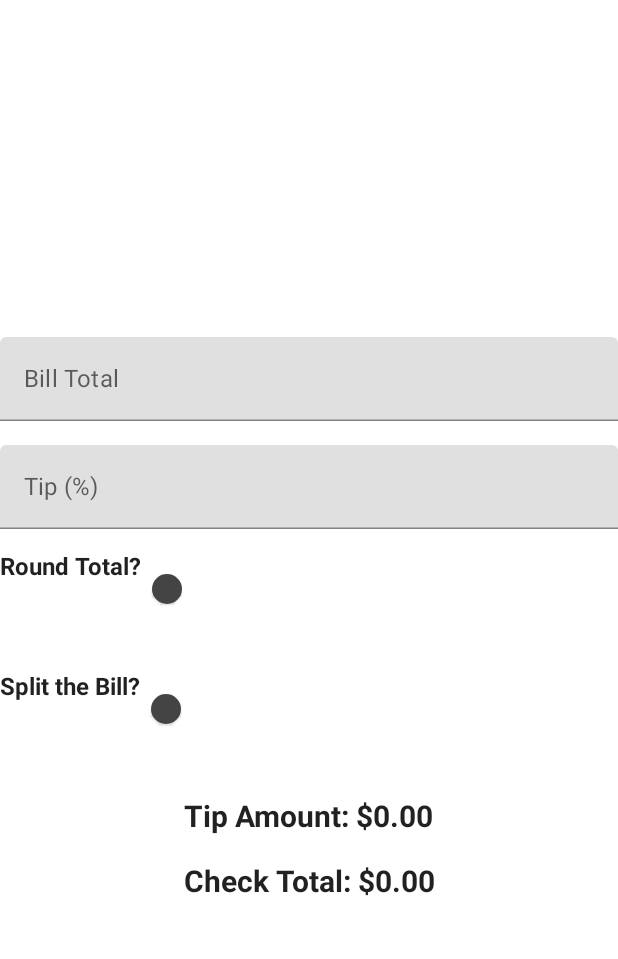
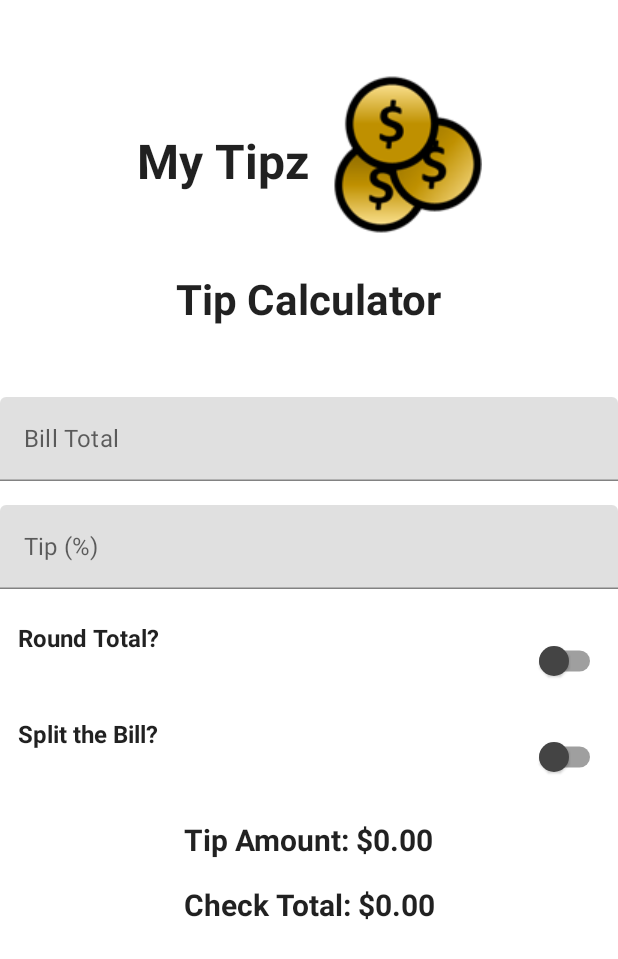
Before and after one commit to Radio0371/My_Tipz_tip_calculator, an Android app built with Jetpack Compose: the screen it shows after launch (MainActivity), on a phone screen of 412 x 824 dp. Shown: the top 959 px of the screen. Run offline under Robolectric (Android 15) with nearby library versions, the phone set to English and light mode, and no system bars.

Commit message:
Appearence and full number picker functionality

```diff
--- a/app/src/main/java/com/example/mytipz/MainActivity.kt
+++ b/app/src/main/java/com/example/mytipz/MainActivity.kt
@@ -5,6 +5,7 @@ import androidx.activity.ComponentActivity
 import androidx.activity.compose.setContent
 import androidx.annotation.StringRes
 import androidx.compose.foundation.Image
+import androidx.compose.foundation.border
 import androidx.compose.foundation.clickable
 import androidx.compose.foundation.layout.*
 import androidx.compose.foundation.text.KeyboardActions
@@ -14,8 +15,8 @@ import androidx.compose.runtime.*
 import androidx.compose.ui.Alignment
 import androidx.compose.ui.Modifier
 import androidx.compose.ui.focus.FocusDirection
-import androidx.compose.ui.focus.FocusManager
 import androidx.compose.ui.graphics.Color
+import androidx.compose.ui.graphics.RectangleShape
 import androidx.compose.ui.platform.LocalFocusManager
 import androidx.compose.ui.res.colorResource
 import androidx.compose.ui.res.painterResource
@@ -27,7 +28,6 @@ import androidx.compose.ui.tooling.preview.Preview
 import androidx.compose.ui.unit.dp
 import androidx.compose.ui.unit.sp
 import com.example.mytipz.ui.theme.MyTipzTheme
-import java.text.Format
 import java.text.NumberFormat
 import kotlin.math.round
 
@@ -71,9 +71,11 @@ fun MyTipz() {
 
 
     Column(
-        verticalArrangement = Arrangement.Center,
+        //verticalArrangement = Arrangement.Center,
         horizontalAlignment = Alignment.CenterHorizontally
     ) {
+        Spacer(modifier = Modifier.height(48.dp))
+        TitleBanner()
         InputField(
             textLabel = R.string.bill_amount_input_label,
             value = billAmountString,
@@ -95,7 +97,7 @@ fun MyTipz() {
                 imeAction = ImeAction.Done
             )
         )
-        Spacer(modifier = Modifier.height(16.dp))
+        Spacer(modifier = Modifier.height(24.dp))
         SwitchControl(
             switchText = R.string.round_total,
             trueState = roundUpTotal,
@@ -114,6 +116,7 @@ fun MyTipz() {
                 increaseSplitNum = { splitBillNumWays = increaseSplit(splitNum = splitBillNumWays) },
                 decreaseSplitNum = { splitBillNumWays = decreaseSplit(splitNum = splitBillNumWays) }
             )
+            Spacer(modifier = Modifier.height(8.dp))
         }
         Spacer(modifier = Modifier.height(20.dp))
         Text(
@@ -136,6 +139,31 @@ fun MyTipz() {
             )
         }
     }
+}
+
+@Composable
+fun TitleBanner() {
+    Row(verticalAlignment = Alignment.CenterVertically) {
+        Text(
+            text = stringResource(R.string.app_name),
+            fontSize = 32.sp,
+            fontWeight = FontWeight.Bold,
+            modifier = Modifier.wrapContentHeight(Alignment.CenterVertically)
+        )
+        Spacer(modifier = Modifier.width(16.dp))
+        Image(
+            painter = painterResource(R.drawable.tipz_logo),
+            contentDescription = stringResource(R.string.app_logo_content_desc),
+            modifier = Modifier.wrapContentHeight(Alignment.CenterVertically)
+        )
+    }
+    Spacer(modifier = Modifier.height(16.dp))
+    Text(
+        text = stringResource(R.string.tip_calculator_title),
+        fontSize = 28.sp,
+        fontWeight = FontWeight.Bold
+    )
+    Spacer(modifier = Modifier.height(48.dp))
 }
 
 @Composable
@@ -166,24 +194,29 @@ fun SwitchControl(
 ) {
     Row(modifier = Modifier
         .fillMaxWidth()
-        .size(64.dp)
+        //.size(64.dp)
     ) {
         Text(
             text = stringResource(switchText),
             fontWeight = FontWeight.Bold,
-            modifier = Modifier.wrapContentWidth(Alignment.Start)
+            modifier = Modifier
+                .padding(start = 12.dp)
+                .wrapContentWidth(Alignment.Start)
         )
         Switch(
             checked = trueState,
             onCheckedChange = onSwitch,
-            modifier = Modifier.wrapContentWidth(Alignment.End),
+            modifier = Modifier
+                .fillMaxWidth()
+                .padding(end = 12.dp)
+                .wrapContentWidth(Alignment.End),
             colors = SwitchDefaults.colors(
                 checkedThumbColor = Color.Green,
                 checkedTrackColor = colorResource(id = R.color.dark_green),
-                checkedTrackAlpha = 0.5f,
+                checkedTrackAlpha = 0.8f,
                 uncheckedThumbColor = Color.DarkGray,
                 uncheckedTrackColor = Color.Gray,
-                uncheckedTrackAlpha = 0.0f
+                uncheckedTrackAlpha = 0.8f
             )
         )
     }
@@ -204,23 +237,35 @@ fun SplitSelection (
         else -> R.drawable.active_minus_button
     }
     Row(
-        modifier = Modifier.fillMaxWidth()
-            .padding(start = 128.dp, end = 128.dp)
+        modifier = Modifier
+            .fillMaxWidth()
+            .padding(start = 120.dp, end = 120.dp)
     ) {
         Image(painter = painterResource(id = minusButtonImage),
             contentDescription = stringResource(R.string.minus_button_context_desc),
             modifier = Modifier
                 .clickable(onClick = decreaseSplitNum)
-                .size(height = 32.dp, width = 32.dp)
+                .size(height = 40.dp, width = 40.dp)
         )
         Spacer(modifier = Modifier.width(5.dp))
-        Box(modifier = Modifier.weight(0.3f),
-
+        Surface(modifier = Modifier
+            .weight(1f)
+            .wrapContentWidth(Alignment.CenterHorizontally)
+            .wrapContentHeight(Alignment.CenterVertically)
+            .border(
+                width = 1.dp,
+                color = Color.Black,
+                shape = RectangleShape
+            ),
+            color = Color.Gray
         ) {
             Text(
                 text = "$splitNum",
                 fontSize = 28.sp,
-                modifier = Modifier.wrapContentWidth(Alignment.CenterHorizontally)
+                modifier = Modifier
+                    .wrapContentWidth(Alignment.CenterHorizontally)
+                    .padding(start = 30.dp, end = 30.dp, top = 3.dp, bottom = 3.dp),
+                //color = Color.Black
             )
         }
         Spacer(modifier = Modifier.width(5.dp))
@@ -228,7 +273,7 @@ fun SplitSelection (
             contentDescription = stringResource(R.string.plus_button_context_desc),
             modifier = Modifier
                 .clickable(onClick = increaseSplitNum)
-                .size(height = 32.dp, width = 32.dp)
+                .size(height = 40.dp, width = 40.dp)
         )
     }
 }
--- a/app/src/main/res/values/strings.xml
+++ b/app/src/main/res/values/strings.xml
@@ -1,5 +1,6 @@
 <resources>
     <string name="app_name">My Tipz</string>
+    <string name="tip_calculator_title">Tip Calculator</string>
     <string name="tip_percent_input_label">Tip (%)</string>
     <string name="bill_amount_input_label">Bill Total</string>
     <string name="round_total">Round Total?</string>
@@ -9,4 +10,5 @@
     <string name="tip_amount">Tip Amount: %s</string>
     <string name="check_total">Check Total: %s</string>
     <string name="per_person_total">Total per Person: %s</string>
+    <string name="app_logo_content_desc">My Tipz logo</string>
 </resources>
```
Also changed, not shown: app/src/main/res/drawable/tipz_logo.png.
